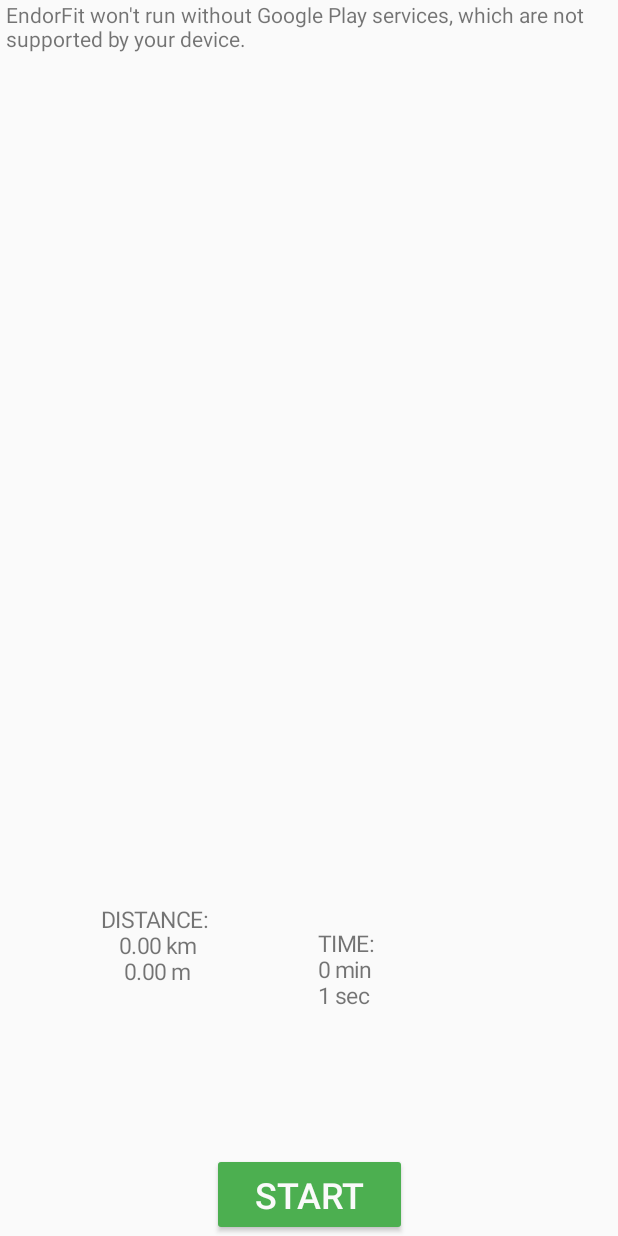
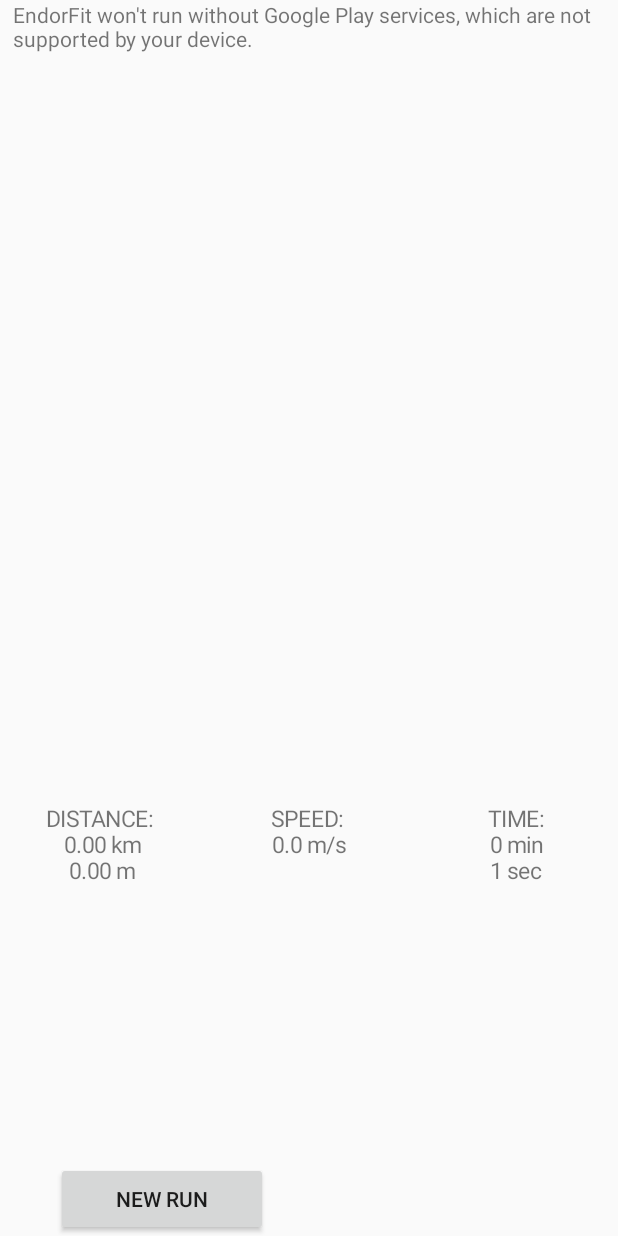
Before and after one commit to EndorFit/EndorFit, an Android app: the RunningModeMap screen opened directly, with no data from a screen before it, after a tap on "STOP", on a phone screen of 412 x 824 dp. Run offline under Robolectric (Android 15) with nearby library versions, the phone set to English and light mode, and no system bars; 1 other tap on this screen came first.

Commit message:
MatiDran
Poprawiona wersja

```diff
--- a/EndorFit/app/src/main/java/org/wmii/endorfit/RunningModeMap.java
+++ b/EndorFit/app/src/main/java/org/wmii/endorfit/RunningModeMap.java
@@ -5,15 +5,18 @@
 import androidx.fragment.app.FragmentActivity;
 
 import android.Manifest;
-import android.app.Activity;
+import android.app.AlertDialog;
+import android.content.DialogInterface;
 import android.content.Intent;
 import android.content.pm.PackageManager;
+import android.graphics.Color;
 import android.location.Location;
 import android.os.Bundle;
 import android.os.Looper;
 import android.view.View;
 import android.widget.Button;
 import android.widget.TextView;
+import android.widget.Toast;
 
 import com.google.android.gms.location.FusedLocationProviderClient;
 import com.google.android.gms.location.LocationCallback;
@@ -27,6 +30,8 @@
 import com.google.android.gms.maps.model.BitmapDescriptorFactory;
 import com.google.android.gms.maps.model.LatLng;
 import com.google.android.gms.maps.model.MarkerOptions;
+import com.google.android.gms.maps.model.Polyline;
+import com.google.android.gms.maps.model.PolylineOptions;
 
 import java.util.Vector;
 
@@ -34,16 +39,24 @@
 
     protected Vector<Location> route = new Vector<Location>();
 
+
     long timer=0;
 
     boolean clicked=false;
     Button startButton;
     Button stopButton;
+    Button newRunButton;
 
+    TextView textSpeed;
     TextView textDistance;
     TextView textTime;
     Location currentLocation;
     FusedLocationProviderClient fusedLocationProviderClient;
+
+
+
+    LatLng oldLatLng;
+
     private static final int REQUEST_CODE = 101;
 
     @Override
@@ -56,26 +69,25 @@
 
         startButton =(Button) findViewById(R.id.startButton);
         stopButton = (Button) findViewById(R.id.stopButton);
+        newRunButton = (Button) findViewById(R.id.newRunButton);
+
         stopButton.setEnabled(false);
         stopButton.setVisibility(View.GONE);
 
 
-
+        textSpeed = (TextView) findViewById(R.id.textSpeed) ;
         textDistance = (TextView) findViewById(R.id.textDistance) ;
         textTime = (TextView) findViewById(R.id.textTime) ;
 
         fusedLocationProviderClient = LocationServices.getFusedLocationProviderClient(this);
 
 
-
-
-
             startButton.setOnClickListener(new View.OnClickListener() {
                 @Override
                 public void onClick(View view) {
+                    Toast.makeText(getApplicationContext(), "RUN!", Toast.LENGTH_SHORT).show();
                     timer= System.currentTimeMillis();
                     textDistance.setTextSize(25);
-                    textDistance.setText("RUN!");
                     startButton.setEnabled(false);
                     stopButton.setEnabled(true);
                     startButton.setVisibility(View.GONE);
@@ -96,22 +108,46 @@
             stopButton.setOnClickListener(new View.OnClickListener() {
                 @Override
                 public void onClick(View view) {
+
+
                     long timerEnd = (System.currentTimeMillis()-timer)/1000;
+                    double totalDistance=getTotalDistance();
+                    double speed=getSpeed(totalDistance,timerEnd);
+
+
                     int min= (int) (timerEnd/60);
                     int sec= (int) (timerEnd%60);
                     startButton.setEnabled(true);
                     stopButton.setEnabled(false);
                     stopButton.setVisibility(View.GONE);
-                    startButton.setVisibility(View.VISIBLE);
+                    newRunButton.setVisibility(View.VISIBLE);
                     clicked=false;
+
+                    textSpeed.setTextSize(15);
                     textDistance.setTextSize(15);
                     textTime.setTextSize(15);
-                    //textView.setText("DISTANCE: \n"+getTotalDistance()/1000+"km\n"+getTotalDistance()+"m");
-                    textDistance.setText(String.format("DISTANCE: \n%.2f km\n%.2f m",getTotalDistance()/1000,getTotalDistance()));
+
+                    textDistance.setText(String.format("DISTANCE: \n%.2f km\n%.2f m",totalDistance/1000,totalDistance));
                     textTime.setText("TIME:\n"+min+" min\n"+sec+" sec");
+                    textSpeed.setText("SPEED: \n"+speed+" m/s");
+
+                    SupportMapFragment supportMapFragment = (SupportMapFragment) getSupportFragmentManager().findFragmentById(R.id.google_map);
+                    supportMapFragment.getMapAsync(RunningModeMap.this);
+
+
 
                 }
             });
+
+            newRunButton.setOnClickListener(new View.OnClickListener() {
+                @Override
+                public void onClick(View view) {
+                    Intent intent = new Intent(getApplicationContext(), RunningModeStopConfirm.class);
+                    startActivity(intent);
+                }
+            });
+        //finish();
+       // startActivity(getIntent());
 
     }
 
@@ -134,13 +170,9 @@
                                 if(clicked==true) {
                                     int LatestLocationIndex = locationResult.getLocations().size() - 1;
 
-                                double latitude =
-                                        locationResult.getLocations().get(LatestLocationIndex).getLatitude();
-                                double longitude =
-                                        locationResult.getLocations().get(LatestLocationIndex).getLongitude();
-                                route.add(locationResult.getLocations().get(LatestLocationIndex));
                                 currentLocation=locationResult.getLocations().get(LatestLocationIndex);
-                               // textView.setText("LAT :"+ latitude+"\nLON : "+longitude);
+                                    //route.add(locationResult.getLocations().get(LatestLocationIndex));
+                                   route.add(currentLocation);
                                 SupportMapFragment supportMapFragment = (SupportMapFragment) getSupportFragmentManager().findFragmentById(R.id.google_map);
                                 supportMapFragment.getMapAsync(RunningModeMap.this);
 
@@ -165,40 +197,63 @@
         return distance;
     }
 
+    public double getSpeed(double distance, long time) {
+        double speed = 0;
+        speed=distance/time;
+        if(distance!=0) return speed;
+        else return 0;
+    }
+
 
     @Override
     public void onMapReady(GoogleMap googleMap) {
 
+                if (clicked==true) {
+                    LatLng latLng = new LatLng(currentLocation.getLatitude(), currentLocation.getLongitude());
+                    MarkerOptions startMarker = new MarkerOptions().position(latLng);
 
-                LatLng latLng = new LatLng(currentLocation.getLatitude(), currentLocation.getLongitude());
+                    if (route.size() == 1) {
+                        startMarker.icon(BitmapDescriptorFactory.fromResource(R.drawable.start_marker));
+                        googleMap.addMarker(startMarker);
+                        startMarker.title("START");
+                    }
 
-                MarkerOptions startMarker = new MarkerOptions().position(latLng).icon(BitmapDescriptorFactory.defaultMarker(BitmapDescriptorFactory.HUE_GREEN));
-                if(route.size()==1){
-                startMarker.icon(BitmapDescriptorFactory.fromResource(R.drawable.start_marker));
-                googleMap.addMarker(startMarker);
-                startMarker.title("START");}
-                if(route.size()>1){
-                    startMarker.icon(BitmapDescriptorFactory.fromResource(R.drawable.circle_marker));
-                    googleMap.addMarker(startMarker);
-                    startMarker.title(""+route.size());
+                    if (route.size() > 1) {
+                        Polyline line = googleMap.addPolyline(new PolylineOptions()
+                                .add(oldLatLng, latLng)
+                                .width(10)
+                                .color(Color.BLUE));
+                        ;
+                    }
+
+                    googleMap.animateCamera(CameraUpdateFactory.newLatLng(latLng));
+                    googleMap.animateCamera(CameraUpdateFactory.newLatLngZoom(latLng, 18));
+                    googleMap.getUiSettings().setScrollGesturesEnabled(false);
+                    googleMap.getUiSettings().setZoomGesturesEnabled(false);
+                    oldLatLng = latLng;
                 }
 
+        if (clicked==false) { //STOP MARKER
+            googleMap.getUiSettings().setScrollGesturesEnabled(true);
+            googleMap.getUiSettings().setZoomGesturesEnabled(true);
+
+            if(currentLocation!=null){
+            LatLng latLng = new LatLng(currentLocation.getLatitude(), currentLocation.getLongitude());
+            MarkerOptions stopMarker = new MarkerOptions().position(latLng).icon(BitmapDescriptorFactory.fromResource(R.drawable.stop_marker));
+            googleMap.addMarker(stopMarker);
+
+            googleMap.animateCamera(CameraUpdateFactory.newLatLng(latLng));
+            googleMap.animateCamera(CameraUpdateFactory.newLatLngZoom(latLng, 15));}
+        }
 
 
-           // textView.setText("AKTUALNE POLOZENIE: "+currentLocation.getLatitude()+", "+currentLocation.getLongitude());
-
-
-        LatLng End = latLng;
-        googleMap.animateCamera(CameraUpdateFactory.newLatLng(End));
-        googleMap.animateCamera(CameraUpdateFactory.newLatLngZoom(End, 14));
-        //googleMap.getUiSettings().setScrollGesturesEnabled(false);
-       // googleMap.getUiSettings().setZoomGesturesEnabled(false);
 
 
 
 
 
     }
+
 
 
     @Override
--- a/EndorFit/app/src/main/res/layout/activity_running_mode_map.xml
+++ b/EndorFit/app/src/main/res/layout/activity_running_mode_map.xml
@@ -10,8 +10,8 @@
     <fragment
         android:id="@+id/google_map"
         android:name="com.google.android.gms.maps.SupportMapFragment"
-        android:layout_width="403dp"
-        android:layout_height="514dp"
+        android:layout_width="394dp"
+        android:layout_height="535dp"
         android:layout_x="12dp"
         android:layout_y="10dp"
         app:layout_constraintEnd_toEndOf="parent"
@@ -21,13 +21,12 @@
 
     <TextView
         android:id="@+id/textDistance"
-        android:layout_width="209dp"
-        android:layout_height="78dp"
+        android:layout_width="136dp"
+        android:layout_height="71dp"
         android:layout_x="0dp"
         android:layout_y="536dp"
         android:gravity="center_horizontal"
-        android:text="TextView"
-        app:layout_constraintBottom_toTopOf="@+id/startButton"
+        android:text=""
         app:layout_constraintStart_toStartOf="parent"
         app:layout_constraintTop_toBottomOf="@+id/google_map" />
 
@@ -64,13 +63,42 @@
 
     <TextView
         android:id="@+id/textTime"
-        android:layout_width="196dp"
-        android:layout_height="80dp"
-        android:layout_marginEnd="4dp"
-        android:text="TextView"
-        app:layout_constraintBottom_toTopOf="@+id/startButton"
+        android:layout_width="136dp"
+        android:layout_height="71dp"
+        android:gravity="center_horizontal"
+        android:text=""
         app:layout_constraintEnd_toEndOf="parent"
-        app:layout_constraintTop_toBottomOf="@+id/google_map"
-        app:layout_constraintVertical_bias="0.6" />
+        app:layout_constraintTop_toBottomOf="@+id/google_map" />
+
+    <TextView
+        android:id="@+id/textSpeed"
+        android:layout_width="137dp"
+        android:layout_height="71dp"
+        android:gravity="center_horizontal"
+        app:layout_constraintEnd_toStartOf="@+id/textTime"
+        app:layout_constraintHorizontal_bias="0.562"
+        app:layout_constraintStart_toEndOf="@+id/textDistance"
+        app:layout_constraintTop_toBottomOf="@+id/google_map" />
+
+    <Button
+        android:id="@+id/newRunButton"
+        android:layout_width="141dp"
+        android:layout_height="49dp"
+        android:text="NEW RUN"
+        android:visibility="gone"
+        app:layout_constraintBottom_toBottomOf="parent"
+        app:layout_constraintEnd_toStartOf="@+id/button3"
+        app:layout_constraintHorizontal_bias="0.137"
+        app:layout_constraintStart_toStartOf="parent" />
+
+    <Button
+        android:id="@+id/button3"
+        android:layout_width="wrap_content"
+        android:layout_height="wrap_content"
+        android:layout_marginEnd="88dp"
+        android:text="Button"
+        android:visibility="gone"
+        app:layout_constraintBottom_toBottomOf="parent"
+        app:layout_constraintEnd_toEndOf="parent" />
 
 </androidx.constraintlayout.widget.ConstraintLayout>
```
Also changed, not shown: EndorFit/app/src/main/AndroidManifest.xml (+10 -9 lines), EndorFit/app/src/main/java/org/wmii/endorfit/RunningModeStopConfirm.java (added, +14 -0 lines), EndorFit/app/src/main/res/layout/activity_running_mode_stop_confirm.xml (added, +49 -0 lines), EndorFit/app/src/main/res/drawable/circle_marker.png (deleted), EndorFit/app/src/main/res/drawable/marker_circle.png (deleted), EndorFit/app/src/main/res/drawable/stop_marker.png (added), EndorFit/app/src/main/res/drawable/warning_icon_default.png (added).
